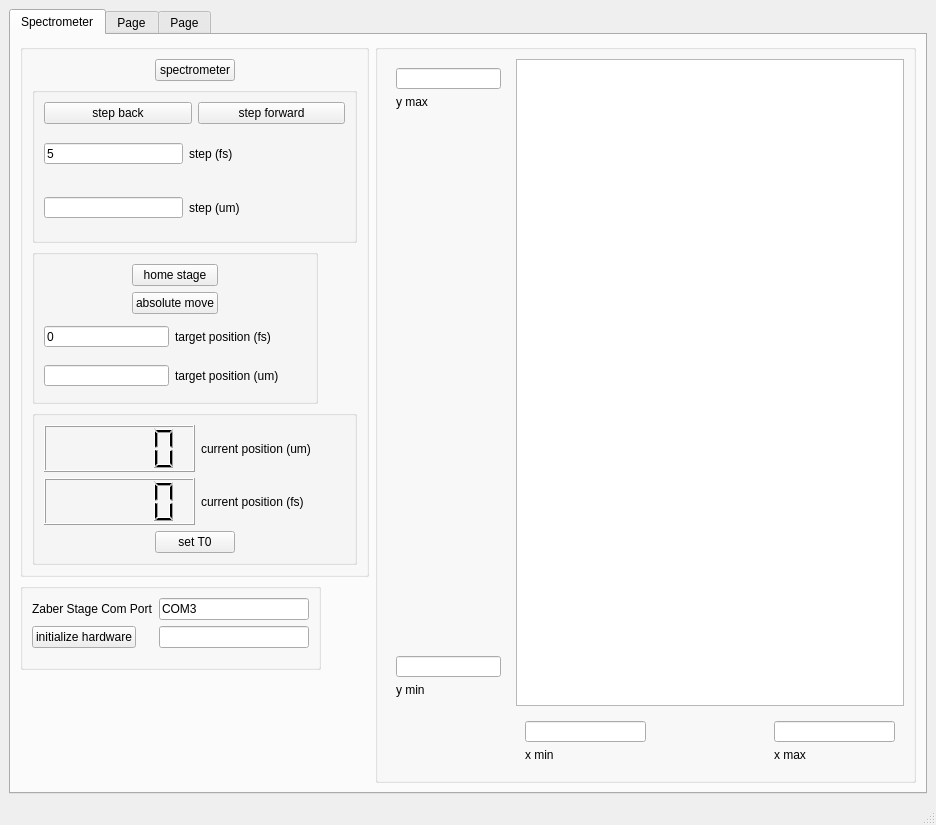
Qt form qt_designer/form.ui (peter-chang62/Chi-3-FROG) before a commit.
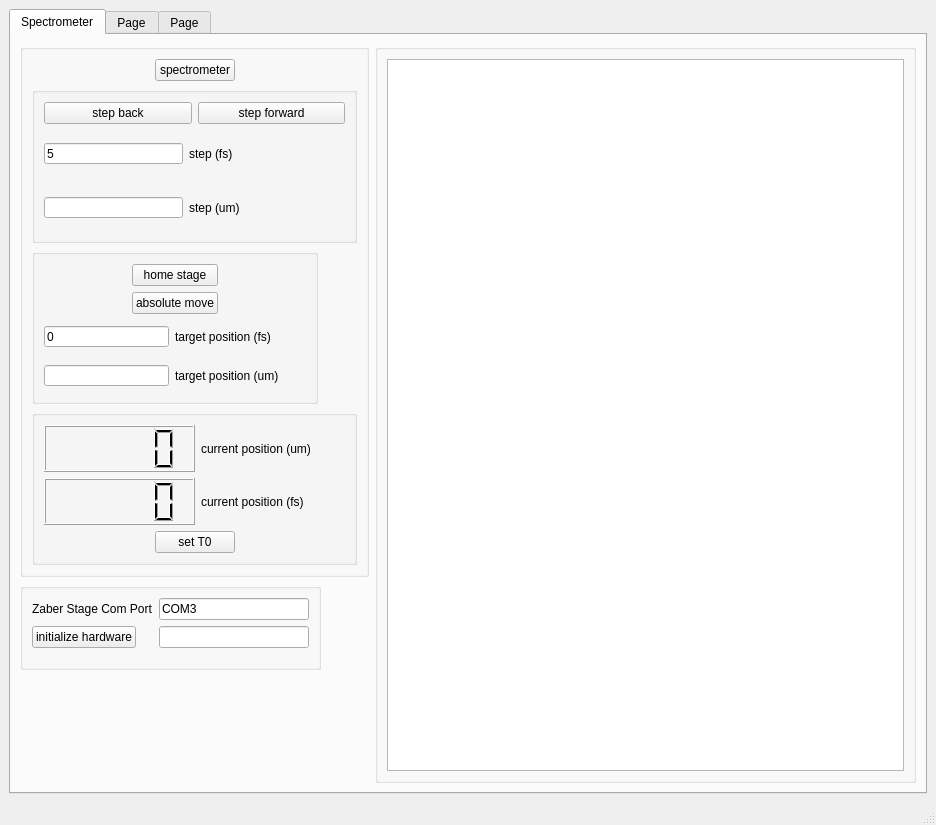
The same form after that commit. Custom widgets are drawn as their Qt base class.

What changed in the file:
```diff
--- a/qt_designer/form.ui
+++ b/qt_designer/form.ui
@@ -405,147 +405,7 @@
           </property>
           <layout class="QGridLayout" name="gridLayout">
            <item row="0" column="0">
-            <widget class="QFrame" name="frame">
-             <property name="minimumSize">
-              <size>
-               <width>123</width>
-               <height>0</height>
-              </size>
-             </property>
-             <property name="maximumSize">
-              <size>
-               <width>123</width>
-               <height>16777215</height>
-              </size>
-             </property>
-             <layout class="QVBoxLayout" name="verticalLayout_5">
-              <item>
-               <layout class="QVBoxLayout" name="verticalLayout">
-                <item>
-                 <widget class="QLineEdit" name="le_ymax">
-                  <property name="maximumSize">
-                   <size>
-                    <width>125</width>
-                    <height>21</height>
-                   </size>
-                  </property>
-                 </widget>
-                </item>
-                <item>
-                 <widget class="QLabel" name="label">
-                  <property name="text">
-                   <string>y max</string>
-                  </property>
-                 </widget>
-                </item>
-               </layout>
-              </item>
-              <item>
-               <spacer name="verticalSpacer">
-                <property name="orientation">
-                 <enum>Qt::Orientation::Vertical</enum>
-                </property>
-                <property name="sizeHint" stdset="0">
-                 <size>
-                  <width>20</width>
-                  <height>40</height>
-                 </size>
-                </property>
-               </spacer>
-              </item>
-              <item>
-               <layout class="QVBoxLayout" name="verticalLayout_2">
-                <item>
-                 <widget class="QLineEdit" name="le_ymin">
-                  <property name="maximumSize">
-                   <size>
-                    <width>125</width>
-                    <height>21</height>
-                   </size>
-                  </property>
-                 </widget>
-                </item>
-                <item>
-                 <widget class="QLabel" name="label_2">
-                  <property name="text">
-                   <string>y min</string>
-                  </property>
-                 </widget>
-                </item>
-               </layout>
-              </item>
-             </layout>
-            </widget>
-           </item>
-           <item row="0" column="1">
-            <widget class="PlotWidget" name="graphicsView"/>
-           </item>
-           <item row="1" column="1">
-            <widget class="QFrame" name="frame">
-             <property name="maximumSize">
-              <size>
-               <width>16777215</width>
-               <height>73</height>
-              </size>
-             </property>
-             <layout class="QHBoxLayout" name="horizontalLayout">
-              <item>
-               <layout class="QVBoxLayout" name="verticalLayout_17">
-                <item>
-                 <widget class="QLineEdit" name="le_xmin">
-                  <property name="maximumSize">
-                   <size>
-                    <width>125</width>
-                    <height>21</height>
-                   </size>
-                  </property>
-                 </widget>
-                </item>
-                <item>
-                 <widget class="QLabel" name="label_17">
-                  <property name="text">
-                   <string>x min</string>
-                  </property>
-                 </widget>
-                </item>
-               </layout>
-              </item>
-              <item>
-               <spacer name="horizontalSpacer">
-                <property name="orientation">
-                 <enum>Qt::Orientation::Horizontal</enum>
-                </property>
-                <property name="sizeHint" stdset="0">
-                 <size>
-                  <width>40</width>
-                  <height>20</height>
-                 </size>
-                </property>
-               </spacer>
-              </item>
-              <item>
-               <layout class="QVBoxLayout" name="verticalLayout_4">
-                <item>
-                 <widget class="QLineEdit" name="le_xmax">
-                  <property name="maximumSize">
-                   <size>
-                    <width>125</width>
-                    <height>21</height>
-                   </size>
-                  </property>
-                 </widget>
-                </item>
-                <item>
-                 <widget class="QLabel" name="label_4">
-                  <property name="text">
-                   <string>x max</string>
-                  </property>
-                 </widget>
-                </item>
-               </layout>
-              </item>
-             </layout>
-            </widget>
+            <widget class="PlotWidget" name="gv_spectrum"/>
            </item>
           </layout>
          </widget>
```
